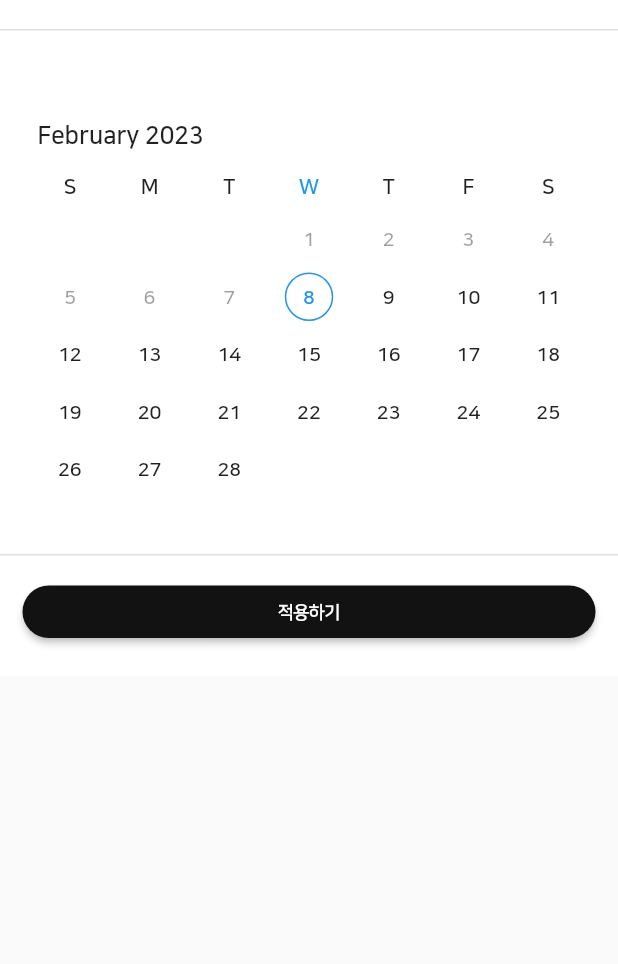
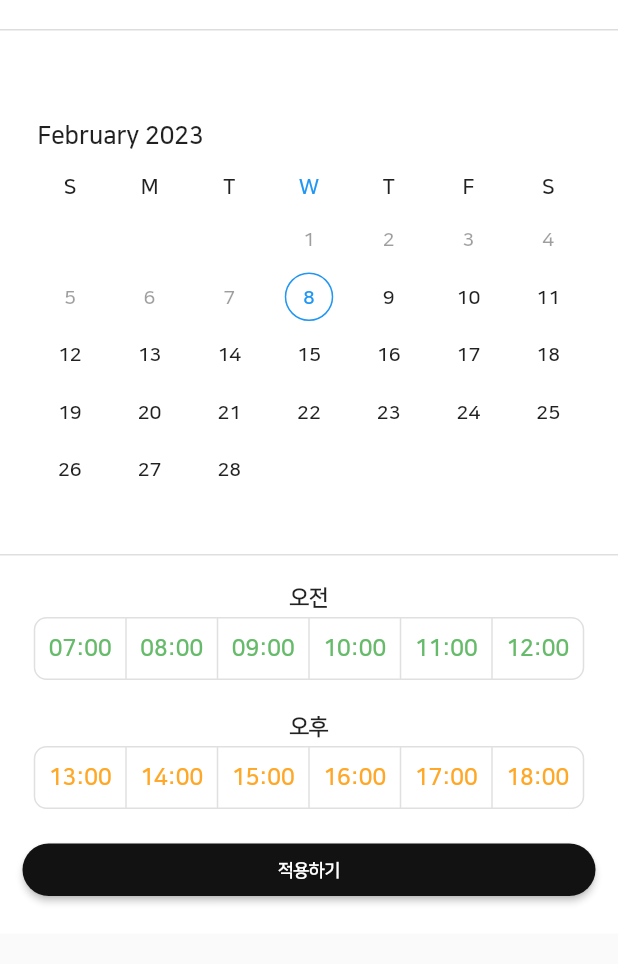
Before and after one commit to Aaron-Han-0523/yeka, a Flutter app: the ConsultantCalendarScreen screen opened directly, on a phone screen of 412 x 824 dp, the part 55-1019 px from its top. Run offline on Flutter 3.47's test engine with Material 2 defaults, Android fonts, the phone set to English and light mode, and no system bars; drawn by our look-alikes of syncfusion_flutter_datepicker; our stand-ins replace connectivity, country_code_picker, dio, dropdown_button2, file_picker, flutter_svg and 11 more; missing offline and left inert: connectivity_for_web, flutter_downloader, flutter_keyboard_visibility_web, image_picker_for_web, images_picker, kakao_flutter_sdk_user and 3 more; accounts and stored records are empty; network calls fail; statements that could not run were skipped; project files that could hold a hidden picture were left out.

Commit message:
YEKA-067 Aaron consultant_calendar 화면에 시간 구현

```diff
--- a/assets/language/ko.json
+++ b/assets/language/ko.json
@@ -298,6 +298,9 @@
   "SOFT" : "소프트",
   "PALE" : "페일",
 
+  "MORNING" : "오전",
+  "AFTERNOON" : "오후",
+
   "SEASON_QNA1" : "나의 피부베이스 컬러는?|1) 옐로우 베이스|2) 핑크 베이스",
   "SEASON_QNA2" : "대체적으로 나는|1) 밝은 컬러가 어울린다|2) 어두운 컬러가 어울린다",
   "SEASON_QNA3" : "나의 피부결의 특징은?|1) 얇고 투명한 피부|2) 두텁고 단단한 피부",
@@ -388,6 +391,7 @@
   "LOGIN_WITH_KAKAOTALK" : "카카오톡으로 로그인",
 
 
+
   "TEMP_CODE": "${getTranslated('CONFIRM', context)}",
   "END_CODE": "===================================="
 }
--- a/lib/view/screen/consultant/consultant_calendar.dart
+++ b/lib/view/screen/consultant/consultant_calendar.dart
@@ -36,19 +36,21 @@ class _ConsultantCalendarScreenState extends State<ConsultantCalendarScreen> {
   DateRangePickerController controller = DateRangePickerController();
   Map user = Map();
   String userImagePath;
+  List<bool> _selections1 = List.generate(6, (index) => false);
+  List<bool> _selections2 = List.generate(6, (index) => false);
 
   Future<void> _loadData(BuildContext context, bool reload) async {
     user = Provider.of<AuthProvider>(context, listen: false).getUser();
     ImageModel imageModel = new ImageModel(user_id: user["id"], image_type: 5);
 
-    await Provider.of<CustomImageProvider>(context, listen: false).getUserImage(imageModel);
-    userImagePath = Provider.of<CustomImageProvider>(context, listen: false).image.path;
+    await Provider.of<CustomImageProvider>(context, listen: false)
+        .getUserImage(imageModel);
+    userImagePath =
+        Provider.of<CustomImageProvider>(context, listen: false).image.path;
   }
 
   @override
   void didChangeDependencies() {
-
-
     super.didChangeDependencies();
     _loadData(context, false);
   }
@@ -141,6 +143,12 @@ class _ConsultantCalendarScreenState extends State<ConsultantCalendarScreen> {
                           height: Dimensions.PADDING_SIZE_LARGE,
                         ),
 
+                        timeBuilder(),
+
+                        SizedBox(
+                          height: Dimensions.PADDING_SIZE_LARGE,
+                        ),
+
                         CustomElevatedButton(
                           onTap: () {
                             if (controller.selectedDate != null) {
@@ -217,4 +225,78 @@ class _ConsultantCalendarScreenState extends State<ConsultantCalendarScreen> {
       ),
     );
   }
+
+  Widget timeBuilder() {
+    List<String> morningTimeList = [
+      '07:00',
+      '08:00',
+      '09:00',
+      '10:00',
+      '11:00',
+      '12:00',
+    ];
+    List<String> afternoonTimeList = [
+      '13:00',
+      '14:00',
+      '15:00',
+      '16:00',
+      '17:00',
+      '18:00',
+    ];
+
+    // DateConverter.isoStringToLocalTimeOnly()
+    return Column(
+      children: [
+        Text(
+          "${getTranslated('MORNING', context)}",
+        ),
+        ToggleButtons(
+          children: [
+            for (String morningTime in morningTimeList) Text(morningTime),
+          ],
+          onPressed: (int index) {
+            setState(() {
+              _selections1[index] = !_selections1[index];
+            });
+          },
+          borderRadius: const BorderRadius.all(Radius.circular(8)),
+          selectedBorderColor: Colors.green[700],
+          selectedColor: Colors.green[400],
+          fillColor: Colors.green[200],
+          color: Colors.green[400],
+          constraints: const BoxConstraints(
+            minHeight: 40.0,
+            minWidth: 60.0,
+          ),
+          isSelected: _selections1,
+        ),
+        SizedBox(
+          height: Dimensions.PADDING_SIZE_LARGE,
+        ),
+        Text(
+          "${getTranslated('AFTERNOON', context)}",
+        ),
+        ToggleButtons(
+          children: [
+            for (String afternoonTime in afternoonTimeList) Text(afternoonTime),
+          ],
+          onPressed: (int index) {
+            setState(() {
+              _selections2[index] = !_selections2[index];
+            });
+          },
+          borderRadius: const BorderRadius.all(Radius.circular(8)),
+          selectedBorderColor: Colors.orange[700],
+          selectedColor: Colors.white,
+          fillColor: Colors.orange[200],
+          color: Colors.orange[400],
+          constraints: const BoxConstraints(
+            minHeight: 40.0,
+            minWidth: 60.0,
+          ),
+          isSelected: _selections2,
+        ),
+      ],
+    );
+  }
 }
--- a/lib/view/screen/consultant/consultant_list_screen.dart
+++ b/lib/view/screen/consultant/consultant_list_screen.dart
@@ -28,7 +28,7 @@ class _ConsultantListScreenState extends State<ConsultantListScreen> {
   String dongDropdownValue = null;
 
   Future<void> _loadData(BuildContext context, bool reload) async {
-    Provider.of<UserProvider>(context, listen: false)
+    await Provider.of<UserProvider>(context, listen: false)
         .getLatestConsultantList(0, context, reload: reload);
   }
 
@@ -50,6 +50,7 @@ class _ConsultantListScreenState extends State<ConsultantListScreen> {
   @override
   void didChangeDependencies() {
     super.didChangeDependencies();
+
     _loadData(context, false);
   }
 
```
